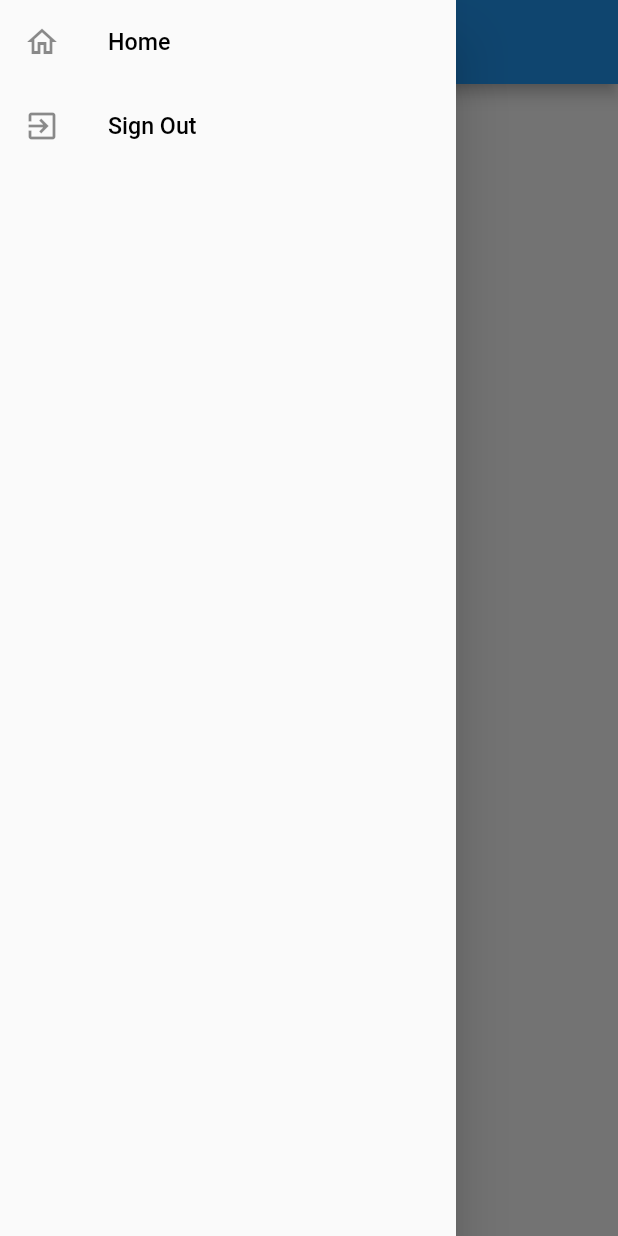
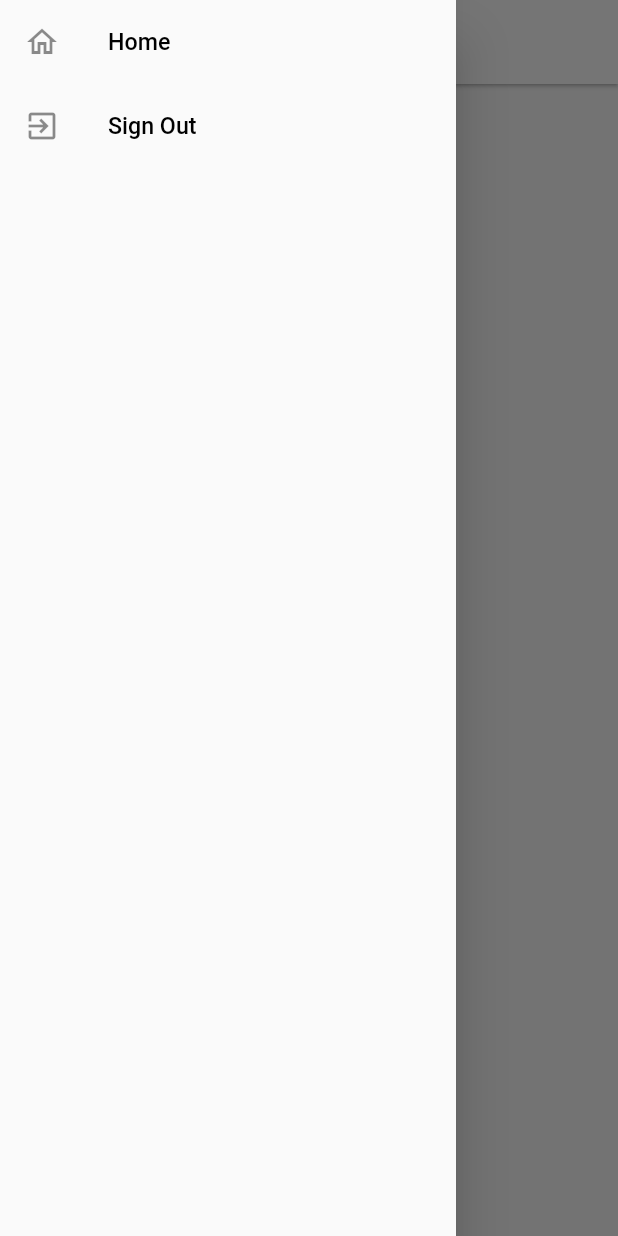
Before and after one commit to kcgalee/CSC-4996-RMS-Mobile, a Flutter app: the GenerateQRCode screen opened directly with empty values, with the side drawer open, on a phone screen of 412 x 824 dp. Run offline on Flutter 3.47's test engine with Material 2 defaults, Android fonts, the phone set to English and light mode, and no system bars; drawn by our look-alikes of qr_flutter; our stand-ins replace cloud_firestore, email_validator, firebase_auth, firebase_core, firebase_storage, toggle_switch; missing offline and left inert: counter, qr_code_scanner; accounts and stored records are empty; project files that could hold a hidden picture were left out.

Commit message:
updated app bar

```diff
--- a/lib/manager/GenerateQRCode.dart
+++ b/lib/manager/GenerateQRCode.dart
@@ -28,6 +28,9 @@ class _GenerateQRCode extends State<GenerateQRCode> {
     drawer: const ManagerNavigationDrawer(),
     appBar: AppBar(
       title: Text('Table ' + tableNum + ' QR Code'),
+      backgroundColor: Colors.white,
+      foregroundColor: Colors.black,
+      elevation: 1,
     ),
     body: Center (
       child: SingleChildScrollView (
```
